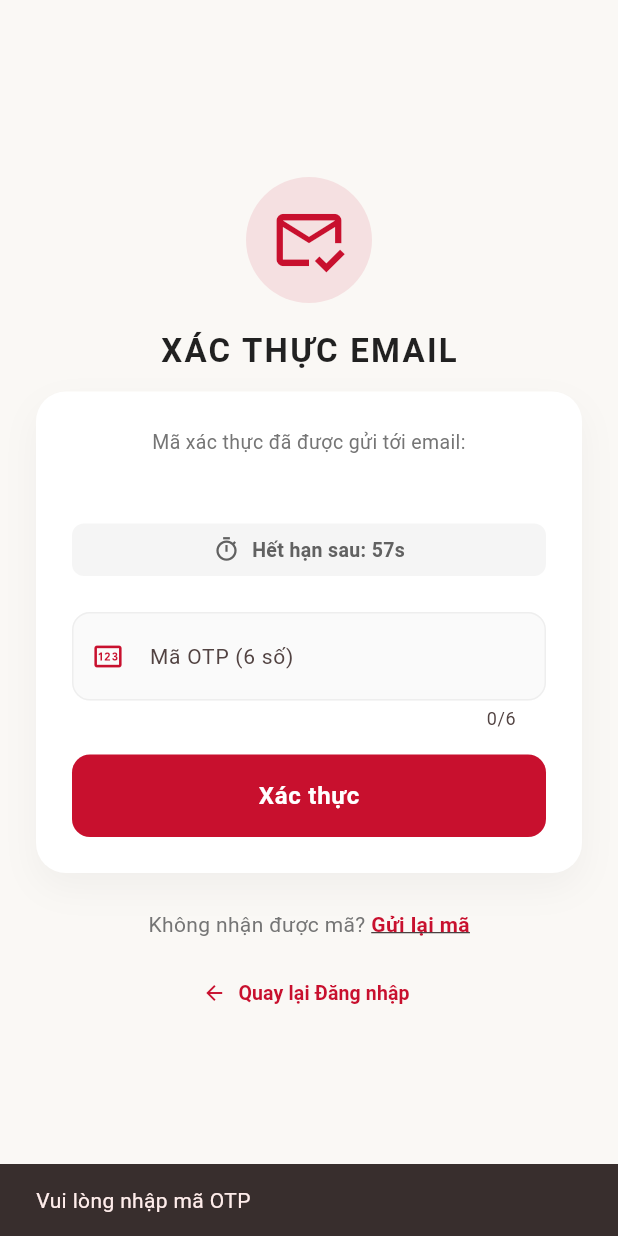
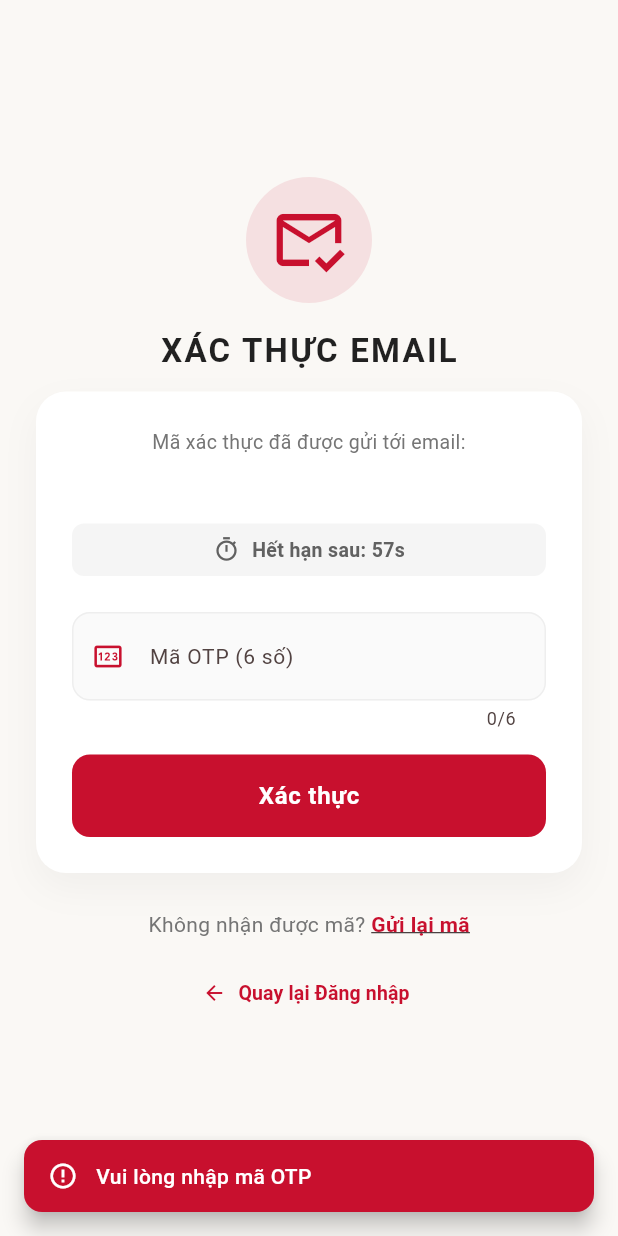
Before and after one commit to VuPL-dev/AuraApp, a Flutter app: the VerifyEmailScreen screen opened directly with empty values, after a tap on "Xác thực", on a phone screen of 412 x 824 dp. Run offline on Flutter 3.47's test engine with Material 3 defaults, Android fonts, the light colour scheme and no system bars; our stand-ins replace email_validator, flutter_secure_storage, image_picker, qr_flutter; missing offline and left inert: mobile_scanner, universal_html; accounts and stored records are empty; network calls fail.

Commit message:
design: redesign snackbar notifications with premium floating style and icons

```diff
--- a/fe/frontend_mobile/lib/screens/verify_email_screen.dart
+++ b/fe/frontend_mobile/lib/screens/verify_email_screen.dart
@@ -4,6 +4,7 @@ import '../models/auth_models.dart';
 import '../services/auth_service.dart';
 import 'register_screen.dart';
 import 'login_screen.dart';
+import '../utils/custom_snackbar.dart';
 
 class VerifyEmailScreen extends StatefulWidget {
   final String email;
@@ -60,8 +61,10 @@ class _VerifyEmailScreenState extends State<VerifyEmailScreen> {
   }
 
   void _handleExpired() {
-    ScaffoldMessenger.of(context).showSnackBar(
-      const SnackBar(content: Text('Đã hết 1 phút, vui lòng đăng ký lại để nhận mã mới!')),
+    CustomSnackBar.show(
+      context: context,
+      message: 'Đã hết 1 phút, vui lòng đăng ký lại để nhận mã mới!',
+      isError: true,
     );
     Navigator.pushReplacement(
       context,
@@ -72,8 +75,10 @@ class _VerifyEmailScreenState extends State<VerifyEmailScreen> {
   Future<void> _handleVerify() async {
     final otp = _otpController.text.trim();
     if (otp.isEmpty) {
-      ScaffoldMessenger.of(context).showSnackBar(
-        const SnackBar(content: Text('Vui lòng nhập mã OTP')),
+      CustomSnackBar.show(
+        context: context,
+        message: 'Vui lòng nhập mã OTP',
+        isError: true,
       );
       return;
     }
@@ -88,8 +93,10 @@ class _VerifyEmailScreenState extends State<VerifyEmailScreen> {
 
     if (success) {
       _timer?.cancel();
-      ScaffoldMessenger.of(context).showSnackBar(
-        const SnackBar(content: Text('Xác thực thành công! Vui lòng đăng nhập.')),
+      CustomSnackBar.show(
+        context: context,
+        message: 'Xác thực thành công! Vui lòng đăng nhập.',
+        isError: false,
       );
       // Navigate to Login
       Navigator.pushAndRemoveUntil(
@@ -98,8 +105,10 @@ class _VerifyEmailScreenState extends State<VerifyEmailScreen> {
         (route) => false,
       );
     } else {
-      ScaffoldMessenger.of(context).showSnackBar(
-        const SnackBar(content: Text('Mã OTP không đúng hoặc đã hết hạn')),
+      CustomSnackBar.show(
+        context: context,
+        message: 'Mã OTP không đúng hoặc đã hết hạn',
+        isError: true,
       );
     }
   }
@@ -113,8 +122,10 @@ class _VerifyEmailScreenState extends State<VerifyEmailScreen> {
     setState(() => _isLoading = false);
 
     if (success) {
-      ScaffoldMessenger.of(context).showSnackBar(
-        const SnackBar(content: Text('Đã gửi lại mã xác thực!')),
+      CustomSnackBar.show(
+        context: context,
+        message: 'Đã gửi lại mã xác thực!',
+        isError: false,
       );
       // Reset cooldown and expiration
       setState(() {
@@ -123,8 +134,10 @@ class _VerifyEmailScreenState extends State<VerifyEmailScreen> {
         _expireCountdown = 60; // reset the 1 minute limit
       });
     } else {
-      ScaffoldMessenger.of(context).showSnackBar(
-        const SnackBar(content: Text('Gửi thất bại, vui lòng thử lại sau.')),
+      CustomSnackBar.show(
+        context: context,
+        message: 'Gửi thất bại, vui lòng thử lại sau.',
+        isError: true,
       );
     }
   }
--- /dev/null
+++ b/fe/frontend_mobile/lib/utils/custom_snackbar.dart
@@ -0,0 +1,43 @@
+import 'package:flutter/material.dart';
+
+class CustomSnackBar {
+  static void show({
+    required BuildContext context,
+    required String message,
+    bool isError = false,
+  }) {
+    ScaffoldMessenger.of(context).clearSnackBars();
+    ScaffoldMessenger.of(context).showSnackBar(
+      SnackBar(
+        content: Row(
+          children: [
+            Icon(
+              isError ? Icons.error_outline : Icons.check_circle_outline,
+              color: Colors.white,
+              size: 20,
+            ),
+            const SizedBox(width: 12),
+            Expanded(
+              child: Text(
+                message,
+                style: const TextStyle(
+                  color: Colors.white,
+                  fontSize: 14,
+                  fontWeight: FontWeight.w500,
+                ),
+              ),
+            ),
+          ],
+        ),
+        backgroundColor: isError ? const Color(0xFFC8102E) : const Color(0xFF2EB85C),
+        behavior: SnackBarBehavior.floating,
+        elevation: 6,
+        margin: const EdgeInsets.all(16),
+        shape: RoundedRectangleBorder(
+          borderRadius: BorderRadius.circular(12),
+        ),
+        duration: const Duration(seconds: 3),
+      ),
+    );
+  }
+}
```
Also changed, not shown: fe/frontend_mobile/lib/screens/admin_dashboard_screen.dart (+56 -9 lines), fe/frontend_mobile/lib/screens/login_screen.dart (+9 -4 lines), fe/frontend_mobile/lib/screens/register_screen.dart (+9 -4 lines).
